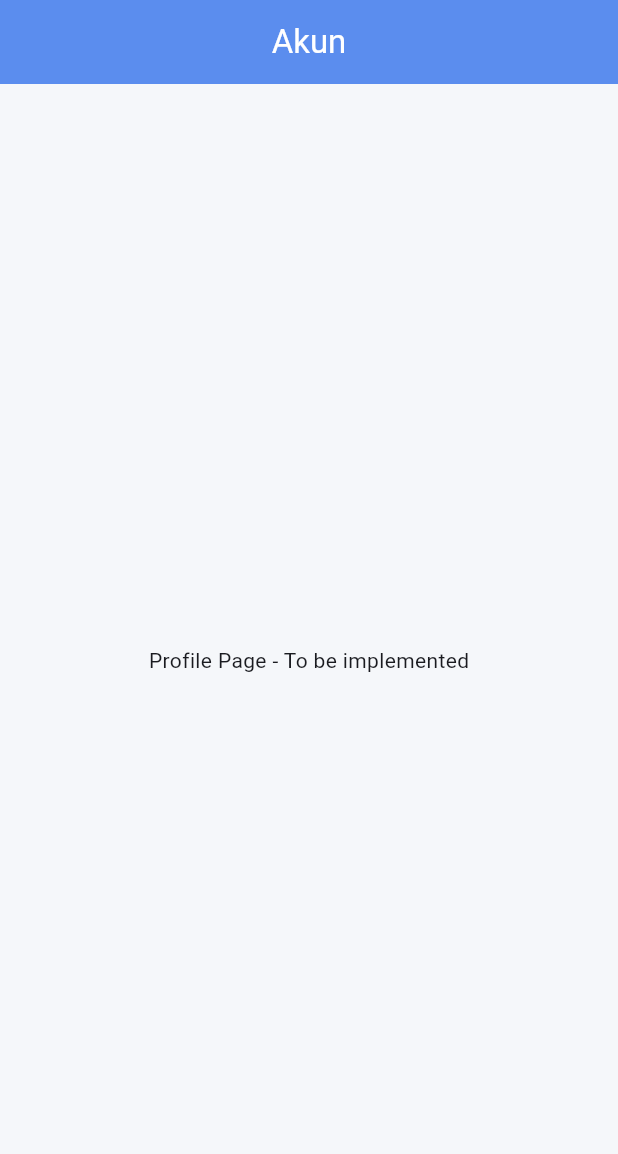
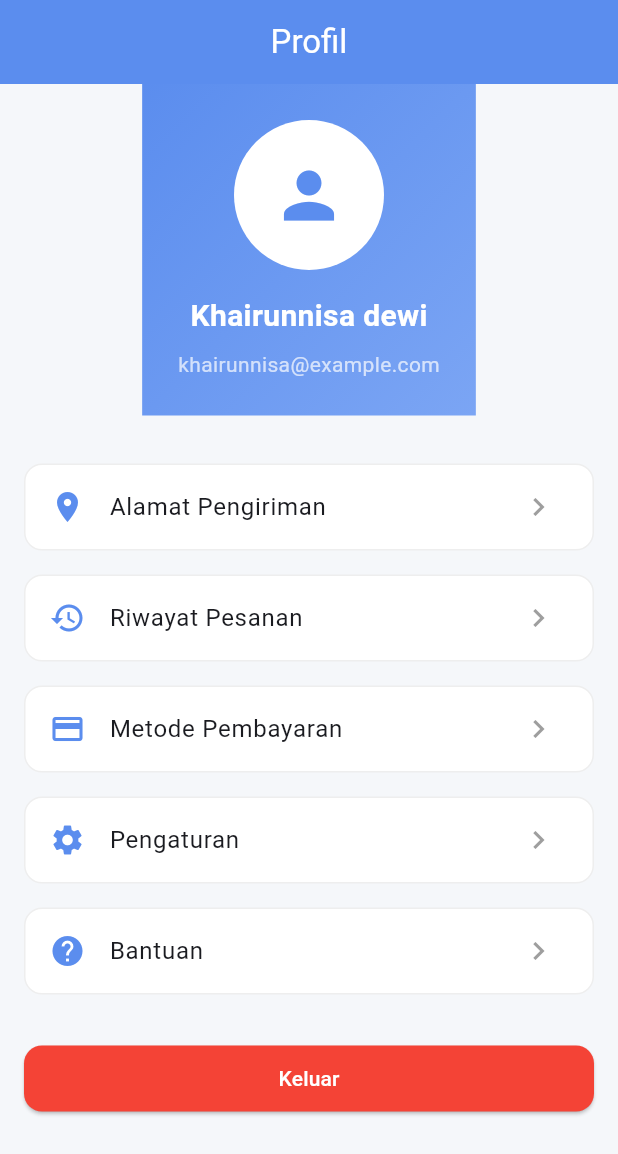
Before and after one commit to wvionn/JAJANYUK, a Flutter app: the ProfilePage screen opened by its route, on a phone screen of 412 x 824 dp. Shown: the top 1154 px of the screen. Run offline on Flutter 3.47's test engine with Material 3 defaults, Android fonts, the phone set to English and light mode, and no system bars; our stand-ins replace dartz, equatable, flutter_riverpod, go_router, supabase_flutter; accounts and stored records are empty.

Commit message:
feat(profile): create complete profile page
- Add profile header with avatar and user info
- Implement menu items: Alamat, Riwayat Pesanan, Metode Pembayaran, Pengaturan, Bantuan
- Add logout button with red styling
- Use gradient header design consistent with home page
- Add proper styling with cards and icons
- Ready for profile functionality implementation

```diff
--- a/lib/features/profile/presentation/pages/profile_page.dart
+++ b/lib/features/profile/presentation/pages/profile_page.dart
@@ -1,14 +1,122 @@
 import 'package:flutter/material.dart';
-import 'package:flutter_riverpod/flutter_riverpod.dart';
+import '../../../../core/theme/app_colors.dart';
 
-class ProfilePage extends ConsumerWidget {
+class ProfilePage extends StatelessWidget {
   const ProfilePage({super.key});
 
   @override
-  Widget build(BuildContext context, WidgetRef ref) {
+  Widget build(BuildContext context) {
     return Scaffold(
-      appBar: AppBar(title: const Text('Akun')),
-      body: const Center(child: Text('Profile Page - To be implemented')),
+      appBar: AppBar(
+        title: const Text('Profil'),
+        backgroundColor: AppColors.primary,
+        foregroundColor: Colors.white,
+      ),
+      body: SingleChildScrollView(
+        child: Column(
+          children: [
+            // Profile Header
+            Container(
+              padding: const EdgeInsets.all(24),
+              decoration: const BoxDecoration(
+                gradient: AppColors.primaryGradient,
+              ),
+              child: Column(
+                children: [
+                  const CircleAvatar(
+                    radius: 50,
+                    backgroundColor: Colors.white,
+                    child:
+                        Icon(Icons.person, size: 50, color: AppColors.primary),
+                  ),
+                  const SizedBox(height: 16),
+                  const Text(
+                    'Khairunnisa dewi',
+                    style: TextStyle(
+                      color: Colors.white,
+                      fontSize: 20,
+                      fontWeight: FontWeight.bold,
+                    ),
+                  ),
+                  const SizedBox(height: 8),
+                  Text(
+                    'khairunnisa@example.com',
+                    style: TextStyle(color: Colors.white70, fontSize: 14),
+                  ),
+                ],
+              ),
+            ),
+            const SizedBox(height: 24),
+            // Menu Items
+            _buildMenuItem(
+              icon: Icons.location_on,
+              title: 'Alamat Pengiriman',
+              onTap: () {},
+            ),
+            _buildMenuItem(
+              icon: Icons.history,
+              title: 'Riwayat Pesanan',
+              onTap: () {},
+            ),
+            _buildMenuItem(
+              icon: Icons.payment,
+              title: 'Metode Pembayaran',
+              onTap: () {},
+            ),
+            _buildMenuItem(
+              icon: Icons.settings,
+              title: 'Pengaturan',
+              onTap: () {},
+            ),
+            _buildMenuItem(
+              icon: Icons.help,
+              title: 'Bantuan',
+              onTap: () {},
+            ),
+            const SizedBox(height: 24),
+            // Logout Button
+            Container(
+              margin: const EdgeInsets.symmetric(horizontal: 16),
+              width: double.infinity,
+              child: ElevatedButton(
+                onPressed: () {
+                  // TODO: Implement logout
+                },
+                style: ElevatedButton.styleFrom(
+                  backgroundColor: Colors.red,
+                  padding: const EdgeInsets.symmetric(vertical: 12),
+                ),
+                child: const Text(
+                  'Keluar',
+                  style: TextStyle(color: Colors.white),
+                ),
+              ),
+            ),
+            const SizedBox(height: 24),
+          ],
+        ),
+      ),
+    );
+  }
+
+  Widget _buildMenuItem({
+    required IconData icon,
+    required String title,
+    required VoidCallback onTap,
+  }) {
+    return Container(
+      margin: const EdgeInsets.symmetric(horizontal: 16, vertical: 8),
+      decoration: BoxDecoration(
+        color: Colors.white,
+        borderRadius: BorderRadius.circular(12),
+        border: Border.all(color: Colors.grey[200]!),
+      ),
+      child: ListTile(
+        leading: Icon(icon, color: AppColors.primary),
+        title: Text(title),
+        trailing: const Icon(Icons.chevron_right, color: Colors.grey),
+        onTap: onTap,
+      ),
     );
   }
 }
```
